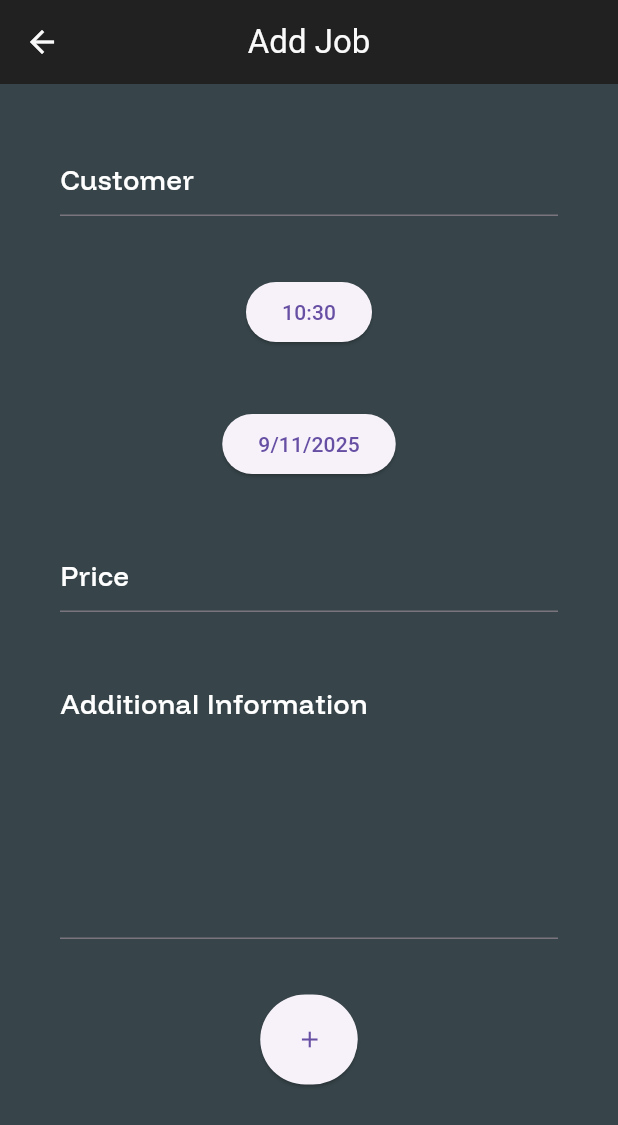
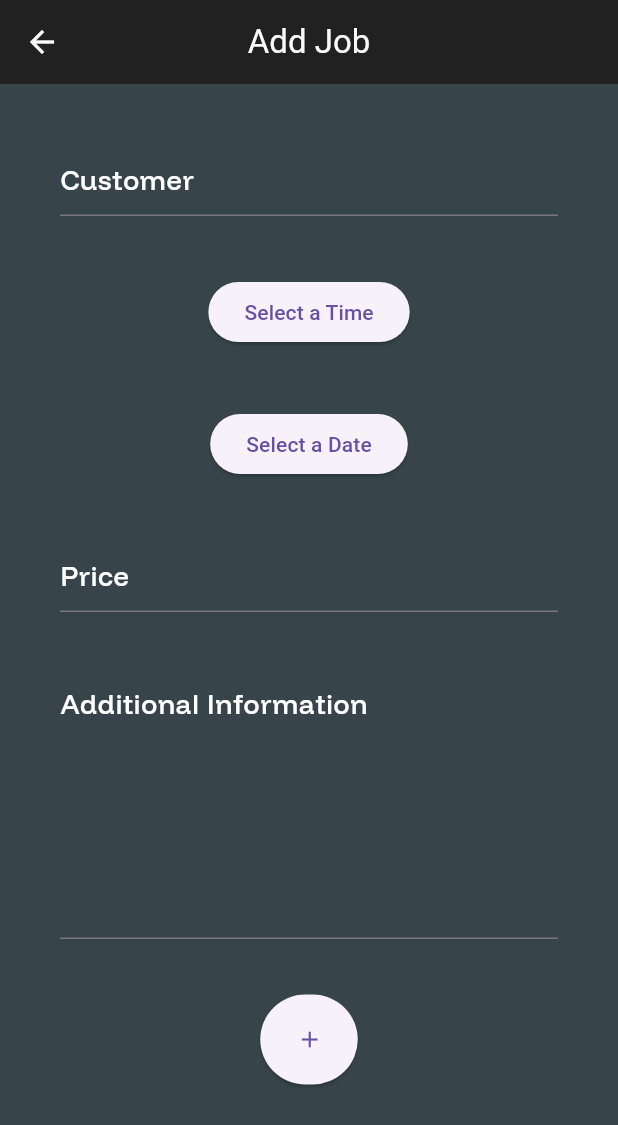
Before and after one commit to Biele10/Window-Cleaning-Mobile-App-Project, a Flutter app: the AddJob screen opened directly, on a phone screen of 412 x 824 dp. Shown: the top 1125 px of the screen. Run offline on Flutter 3.47's test engine with Material 3 defaults, Android fonts, the phone set to English and light mode, and no system bars; our stand-ins replace connectivity_plus, flutter_secure_storage, internet_connection_checker_plus; accounts and stored records are empty; network calls fail.

Commit message:
datetime value is saved when user selects date they want and the one they pick is showed to them correctly on screen in a user friendly format. will do the same for the time one soon.

```diff
--- a/lib/app_screens/add_job.dart
+++ b/lib/app_screens/add_job.dart
@@ -1,7 +1,9 @@
 import 'dart:convert';
 
 import 'package:flutter/material.dart';
+import 'package:flutter_secure_storage/flutter_secure_storage.dart';
 import 'package:http/http.dart' as http;
+import 'package:intl/intl.dart';
 
 class AddJob extends StatefulWidget {
   const AddJob({super.key});
@@ -15,11 +17,18 @@ class _AddJobState extends State<AddJob> {
   final _priceController = TextEditingController();
   final _addInfoController = TextEditingController();
   DateTime currentDate = DateTime.now();
+  dynamic curTime = 'Select a Time';
+  dynamic curDate = 'Select a Date';
 
   @override
   Widget build(BuildContext context) {
     final hours = currentDate.hour.toString().padLeft(2, '0');
     final minutes = currentDate.minute.toString().padLeft(2, '0');
+    final DateFormat formatter =
+        DateFormat.yMMMd(); // sets the format for the date
+    dynamic dateToDisplay = (curDate == 'Select a Date')
+        ? curDate
+        : formatter.format(DateUtils.dateOnly(curDate));
 
     return Scaffold(
       backgroundColor: Color(0xFF37454a),
@@ -76,7 +85,7 @@ class _AddJobState extends State<AddJob> {
                         );
                       }
                     },
-                    child: Text('$hours:$minutes'),
+                    child: Text(curTime.toString()),
                   ),
                 ),
                 Padding(
@@ -92,11 +101,12 @@ class _AddJobState extends State<AddJob> {
                           date.month,
                           date.day,
                         );
+                        curDate = date;
+                        setState(() {});
                       }
                     },
-                    child: Text(
-                      '${currentDate.day}/${currentDate.month}/${currentDate.year}',
-                    ),
+
+                    child: Text(dateToDisplay),
                   ),
                 ),
                 Padding(
@@ -188,18 +198,21 @@ Future<http.Response> createAlbum(
   String emailAddress,
   String phoneNumber,
   String addInfo,
-) {
+) async {
+  final storage = FlutterSecureStorage();
+
+  String? accessToken = await storage.read(key: 'access_token');
   return http.post(
-    Uri.parse('http://192.168.1.231:5000/add_customer'),
+    Uri.parse('http://192.168.1.231:5000/add_job'),
     headers: <String, String>{'Content-Type': 'application/json; charset=UTF-8'},
-    body: jsonEncode(<String, String>{
+    body: jsonEncode(<String, String?>{
       // encodes all the saved data into json format
       'CustomerID': 'temp',
-      'Name': name,
-      'Address': address,
-      'Regularity': regularity,
-      'Email': emailAddress,
-      'Phone': phoneNumber,
+      'access_token': accessToken,
+      'Time': address,
+      'Date': regularity,
+      'Price': emailAddress,
+      'Timezone': phoneNumber,
       'AddInfo': addInfo,
     }),
   );
--- a/pubspec.yaml
+++ b/pubspec.yaml
@@ -13,6 +13,7 @@ environment:
 dependencies:
   flutter:
     sdk: flutter
+  intl: ^0.19.0
   connectivity_plus: ^6.1.5   # allows for dart to see what type of connection there is
   internet_connection_checker_plus: ^2.3.0  # allows for dart to determine whether a connection
                                           # is possible or not
```
Also changed, not shown: pubspec.lock.
